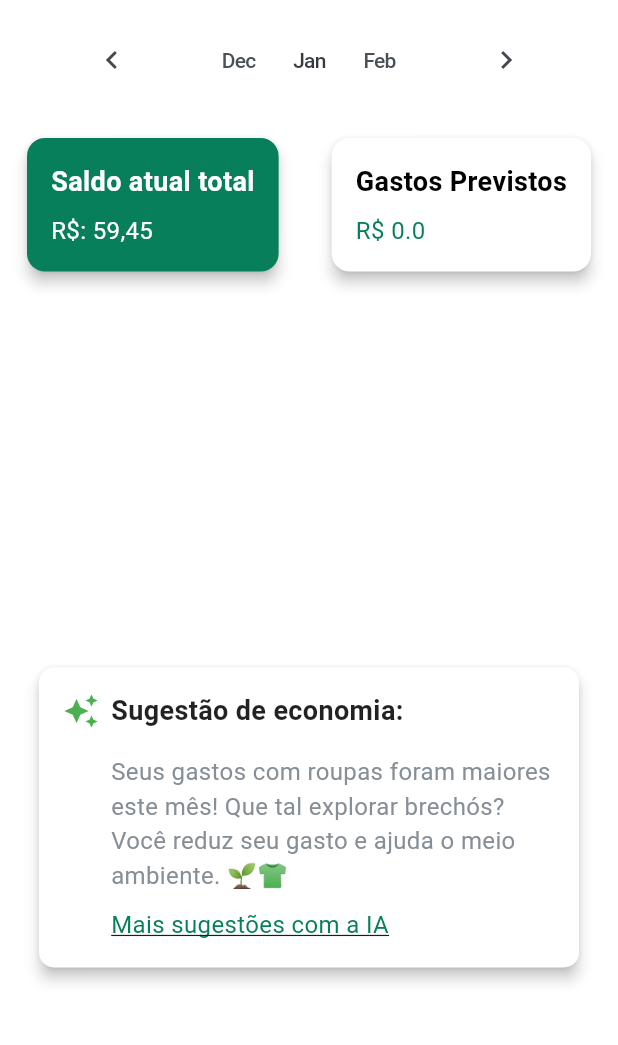
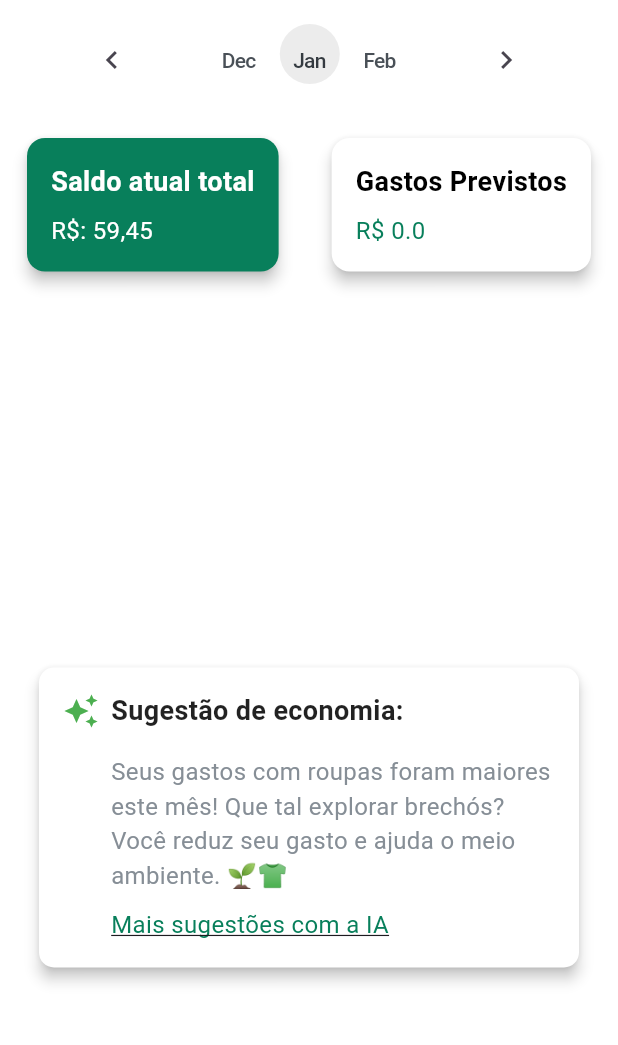
Before and after one commit to PedroHBarion/Money_Flow, a Flutter app: the ExpensesPage screen opened by its route, on a phone screen of 412 x 824 dp, the part 96-1141 px from its top. Run offline on Flutter 3.47's test engine with Material 3 defaults, Android fonts, the phone set to English and light mode, and no system bars; drawn by our look-alikes of fl_chart; our stand-ins replace flutter_svg; Roboto replaces fonts that are missing (DM Sans).

Commit message:
Refactor: Ajuste no estilo do Month Navigation

```diff
--- a/app_money_flow/lib/src/widgets/custom_month_navigation.dart
+++ b/app_money_flow/lib/src/widgets/custom_month_navigation.dart
@@ -86,7 +86,7 @@ class CustomMonthNavigation extends StatelessWidget {
                         height: 40, // Ajustado para ficar mais encaixado
                         decoration: BoxDecoration(
                           shape: BoxShape.circle,
-                          color: Colors.white,
+                          color: const Color.fromARGB(255, 236, 236, 236),
                         ),
                         margin: const EdgeInsets.only(bottom: 8.0),
                       ),
```
